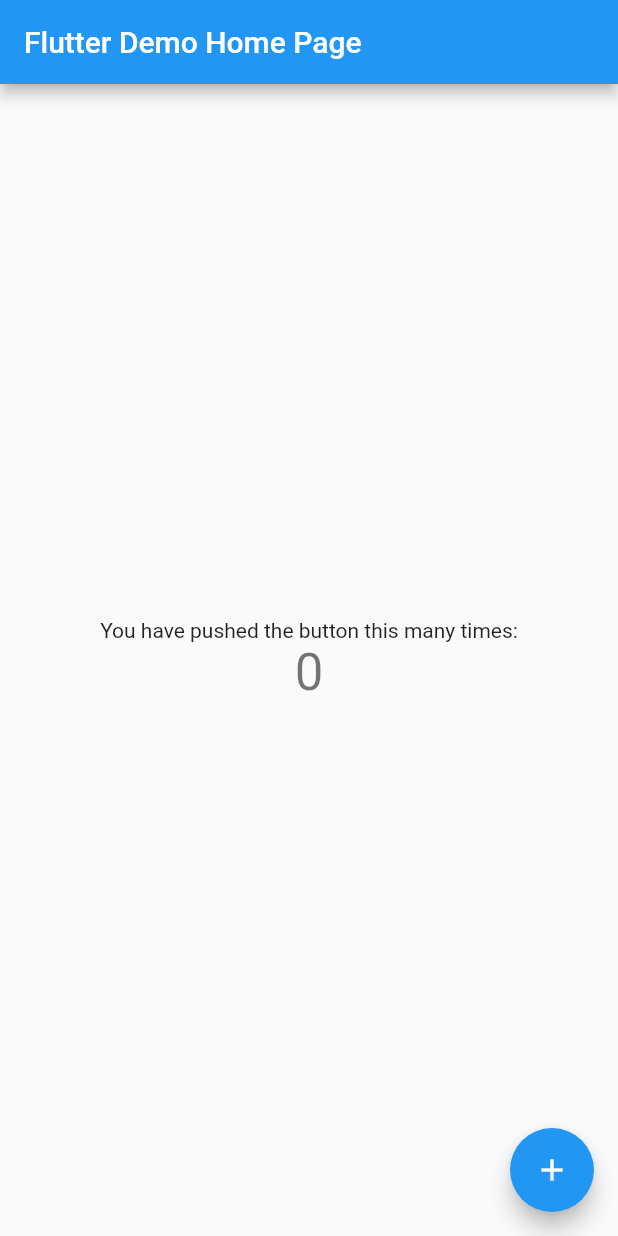
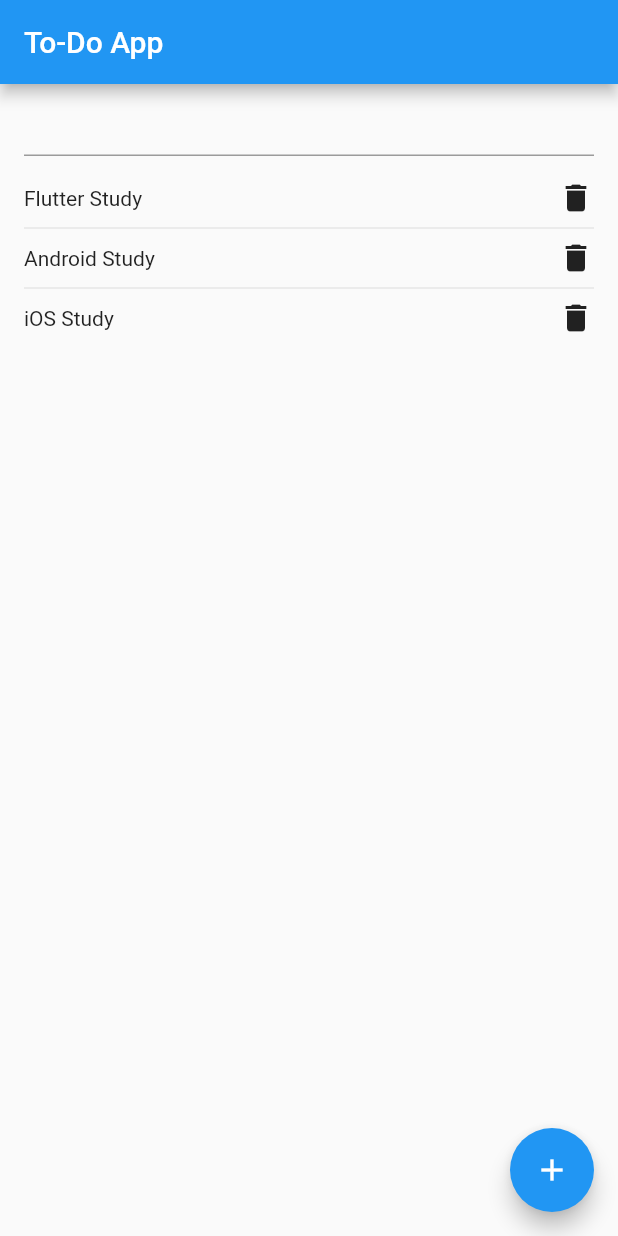
Before and after one commit to mbkim95/fluttet-bloc-pattern-example, a Flutter app: the screen it shows after launch, on a phone screen of 412 x 824 dp. Run offline on Flutter 3.47's test engine with Material 2 defaults, Android fonts, the phone set to English and light mode, and no system bars; our stand-ins replace equatable, flutter_bloc, freezed_annotation.

Commit message:
Add Todo App Screen

```diff
--- a/lib/main.dart
+++ b/lib/main.dart
@@ -1,113 +1,102 @@
 import 'package:flutter/material.dart';
+import 'package:flutter_bloc/flutter_bloc.dart';
+import 'package:flutter_bloc_practice/bloc/todo_bloc.dart';
+import 'package:flutter_bloc_practice/bloc/todo_event.dart';
+import 'package:flutter_bloc_practice/repository/TodoRepository.dart';
+
+import 'bloc/todo_state.dart';
 
 void main() {
   runApp(MyApp());
 }
 
 class MyApp extends StatelessWidget {
-  // This widget is the root of your application.
   @override
   Widget build(BuildContext context) {
-    return MaterialApp(
-      title: 'Flutter Demo',
-      theme: ThemeData(
-        // This is the theme of your application.
-        //
-        // Try running your application with "flutter run". You'll see the
-        // application has a blue toolbar. Then, without quitting the app, try
-        // changing the primarySwatch below to Colors.green and then invoke
-        // "hot reload" (press "r" in the console where you ran "flutter run",
-        // or simply save your changes to "hot reload" in a Flutter IDE).
-        // Notice that the counter didn't reset back to zero; the application
-        // is not restarted.
-        primarySwatch: Colors.blue,
-      ),
-      home: MyHomePage(title: 'Flutter Demo Home Page'),
-    );
+    return BlocProvider(
+        create: (_) => TodoBloc(repository: TodoRepository()),
+        child: MaterialApp(title: 'To-Do', home: MyHome()));
   }
 }
 
-class MyHomePage extends StatefulWidget {
-  MyHomePage({Key? key, required this.title}) : super(key: key);
+class MyHome extends StatefulWidget {
+  @override
+  _MyHomeState createState() => _MyHomeState();
+}
 
-  // This widget is the home page of your application. It is stateful, meaning
-  // that it has a State object (defined below) that contains fields that affect
-  // how it looks.
-
-  // This class is the configuration for the state. It holds the values (in this
-  // case the title) provided by the parent (in this case the App widget) and
-  // used by the build method of the State. Fields in a Widget subclass are
-  // always marked "final".
-
-  final String title;
+class _MyHomeState extends State<MyHome> {
+  final TextEditingController controller = TextEditingController();
 
   @override
-  _MyHomePageState createState() => _MyHomePageState();
-}
-
-class _MyHomePageState extends State<MyHomePage> {
-  int _counter = 0;
-
-  void _incrementCounter() {
-    setState(() {
-      // This call to setState tells the Flutter framework that something has
-      // changed in this State, which causes it to rerun the build method below
-      // so that the display can reflect the updated values. If we changed
-      // _counter without calling setState(), then the build method would not be
-      // called again, and so nothing would appear to happen.
-      _counter++;
-    });
+  void initState() {
+    super.initState();
+    BlocProvider.of<TodoBloc>(context).add(GetListTodoEvent());
   }
 
   @override
   Widget build(BuildContext context) {
-    // This method is rerun every time setState is called, for instance as done
-    // by the _incrementCounter method above.
-    //
-    // The Flutter framework has been optimized to make rerunning build methods
-    // fast, so that you can just rebuild anything that needs updating rather
-    // than having to individually change instances of widgets.
     return Scaffold(
       appBar: AppBar(
-        // Here we take the value from the MyHomePage object that was created by
-        // the App.build method, and use it to set our appbar title.
-        title: Text(widget.title),
+        title: Text("To-Do App"),
       ),
-      body: Center(
-        // Center is a layout widget. It takes a single child and positions it
-        // in the middle of the parent.
+      floatingActionButton: FloatingActionButton(
+        child: Icon(Icons.add),
+        onPressed: () {
+          context.read<TodoBloc>().add(CreateTodoEvent(title: controller.text));
+        },
+      ),
+      body: Padding(
+        padding: const EdgeInsets.symmetric(horizontal: 16.0),
         child: Column(
-          // Column is also a layout widget. It takes a list of children and
-          // arranges them vertically. By default, it sizes itself to fit its
-          // children horizontally, and tries to be as tall as its parent.
-          //
-          // Invoke "debug painting" (press "p" in the console, choose the
-          // "Toggle Debug Paint" action from the Flutter Inspector in Android
-          // Studio, or the "Toggle Debug Paint" command in Visual Studio Code)
-          // to see the wireframe for each widget.
-          //
-          // Column has various properties to control how it sizes itself and
-          // how it positions its children. Here we use mainAxisAlignment to
-          // center the children vertically; the main axis here is the vertical
-          // axis because Columns are vertical (the cross axis would be
-          // horizontal).
           mainAxisAlignment: MainAxisAlignment.center,
-          children: <Widget>[
-            Text(
-              'You have pushed the button this many times:',
+          children: [
+            TextField(
+              controller: controller,
             ),
-            Text(
-              '$_counter',
-              style: Theme.of(context).textTheme.headline4,
+            SizedBox(
+              height: 16,
             ),
+            Expanded(
+              child: BlocBuilder<TodoBloc, TodoState>(
+                builder: (_, state) {
+                  if (state is Empty) {
+                    return Container();
+                  } else if (state is Loading) {
+                    return Center(child: CircularProgressIndicator());
+                  } else if (state is Error) {
+                    return Container(
+                      child: Text(state.message),
+                    );
+                  } else if (state is Loaded) {
+                    var todos = (state).todos;
+                    return ListView.separated(
+                        itemBuilder: (_, index) {
+                          return Row(
+                            children: [
+                              Expanded(child: Text(todos[index].title)),
+                              GestureDetector(
+                                child: Icon(Icons.delete),
+                                onTap: () {
+                                  context
+                                      .read<TodoBloc>()
+                                      .add(DeleteTodoEvent(todo: todos[index]));
+                                },
+                              )
+                            ],
+                          );
+                        },
+                        separatorBuilder: (_, index) {
+                          return Divider();
+                        },
+                        itemCount: todos.length);
+                  }
+                  return Container();
+                },
+              ),
+            )
           ],
         ),
       ),
-      floatingActionButton: FloatingActionButton(
-        onPressed: _incrementCounter,
-        tooltip: 'Increment',
-        child: Icon(Icons.add),
-      ), // This trailing comma makes auto-formatting nicer for build methods.
     );
   }
 }
```
